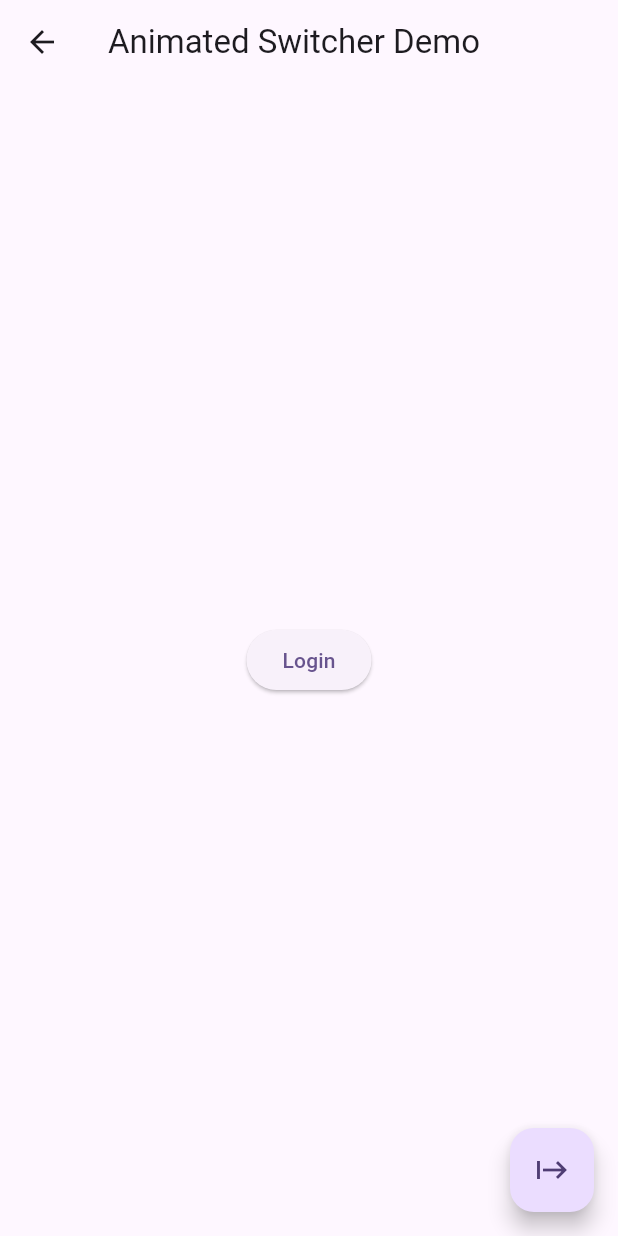
After one commit to NyeinChanAung203/Flutter_Animations, a Flutter app: the AnimatedSwitcherDemo screen opened directly, after a tap on "Login", after a tap on the "start" icon, on a phone screen of 412 x 824 dp. The commit adds this screen. Run offline on Flutter 3.47's test engine with Material 3 defaults, Android fonts, the phone set to English and light mode, and no system bars.

Commit message:
animated switcher

```diff
--- /dev/null
+++ b/lib/implicit_animations/animated_switcher_demo.dart
@@ -0,0 +1,49 @@
+import 'package:flutter/material.dart';
+
+class AnimatedSwitcherDemo extends StatefulWidget {
+  const AnimatedSwitcherDemo({super.key});
+
+  @override
+  State<AnimatedSwitcherDemo> createState() => _AnimatedSwitcherDemoState();
+}
+
+class _AnimatedSwitcherDemoState extends State<AnimatedSwitcherDemo> {
+  bool isLoading = false;
+
+  @override
+  Widget build(BuildContext context) {
+    return Scaffold(
+      appBar: AppBar(
+        title: const Text('Animated Switcher Demo'),
+      ),
+      body: Center(
+          child: AnimatedSwitcher(
+              duration: const Duration(milliseconds: 400),
+              child: isLoading
+                  ? const CircularProgressIndicator()
+                  : ElevatedButton(
+                      onPressed: () async {
+                        setState(() {
+                          isLoading = true;
+                        });
+                        await Future.delayed(const Duration(seconds: 2), () {
+                          setState(() {
+                            if (isLoading) {
+                              isLoading = false;
+                            }
+                          });
+                        });
+                      },
+                      child: const Text("Login"),
+                    ))),
+      floatingActionButton: FloatingActionButton(
+        onPressed: () {
+          setState(() {
+            isLoading = false;
+          });
+        },
+        child: const Icon(Icons.start),
+      ),
+    );
+  }
+}
--- a/lib/implicit_animations/implicit_animations.dart
+++ b/lib/implicit_animations/implicit_animations.dart
@@ -8,6 +8,7 @@ import 'package:flutter_animations/implicit_animations/animated_padding_demo.dar
 import 'package:flutter_animations/implicit_animations/animated_physical_modal_demo.dart';
 import 'package:flutter_animations/implicit_animations/animated_position_direcitonal_demo.dart';
 import 'package:flutter_animations/implicit_animations/animated_positon_demo.dart';
+import 'package:flutter_animations/implicit_animations/animated_switcher_demo.dart';
 
 class ImplicitAnimations extends StatelessWidget {
   const ImplicitAnimations({super.key});
@@ -86,6 +87,13 @@ class ImplicitAnimations extends StatelessWidget {
                     ));
                   },
                   child: const Text('Animated Cross Fade Demo')),
+              ElevatedButton(
+                  onPressed: () {
+                    Navigator.of(context).push(MaterialPageRoute(
+                      builder: (context) => const AnimatedSwitcherDemo(),
+                    ));
+                  },
+                  child: const Text('Animated Switcher Demo')),
             ],
           ),
         ),
```
